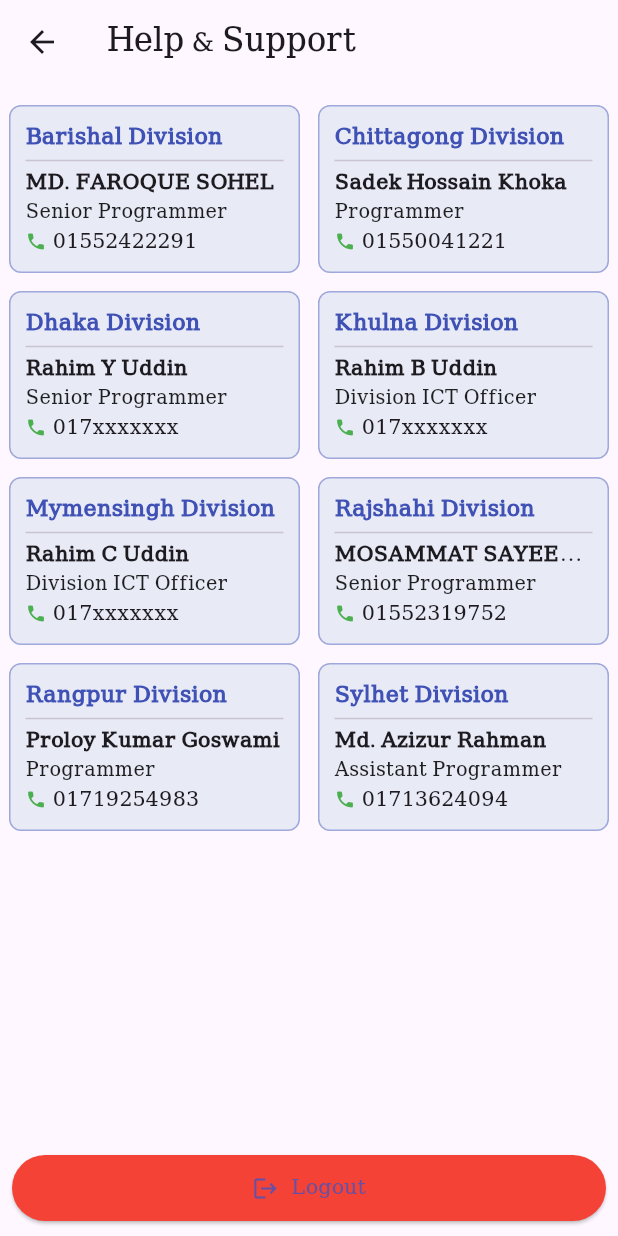
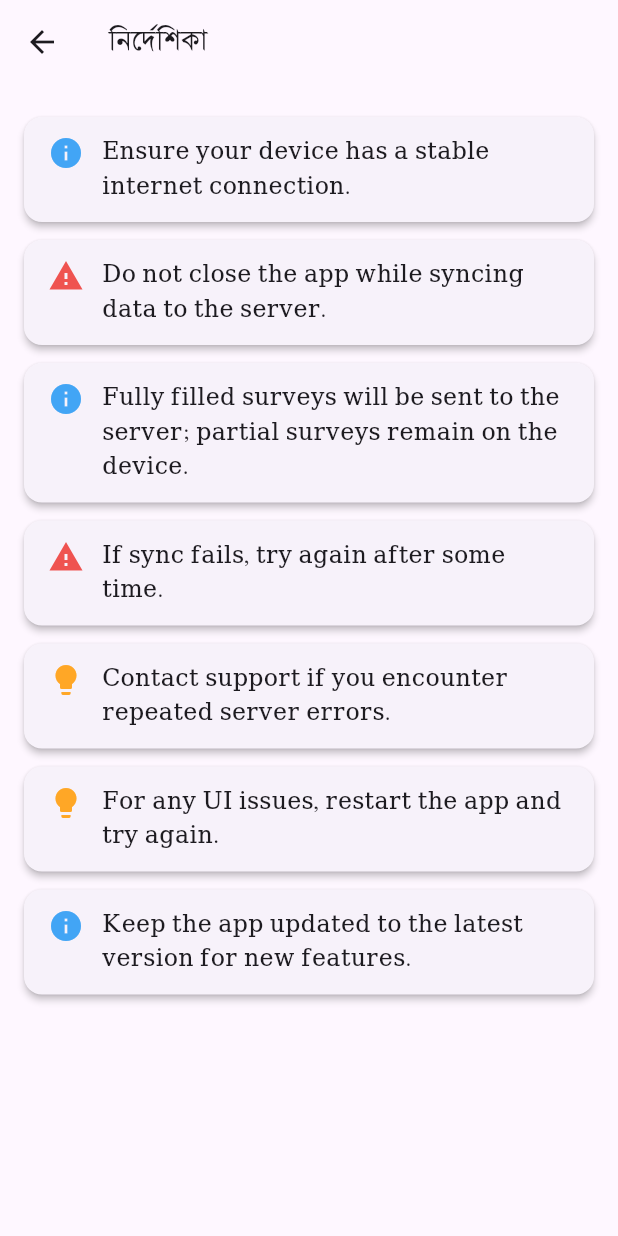
Before and after one commit to surveysbbs/tus2026, a Flutter app: the HelpPage screen opened directly, on a phone screen of 412 x 824 dp. Run offline on Flutter 3.47's test engine with Material 3 defaults, Android fonts, the phone set to English and light mode, and no system bars; our stand-ins replace geolocator, hive, hive_flutter, supabase, supabase_flutter; missing offline and left inert: workmanager; accounts and stored records are empty; statements that could not run were skipped.

Commit message:
updated files

```diff
--- a/lib/pages/dashboard_page.dart
+++ b/lib/pages/dashboard_page.dart
@@ -138,7 +138,7 @@ class _DashboardPageState extends State<DashboardPage>
                     Text(
                       title,
                       style: const TextStyle(
-                        fontSize: 12,
+                        fontSize: 22,
                         fontWeight: FontWeight.w500,
                       ),
                     ),
@@ -391,7 +391,7 @@ class _DashboardPageState extends State<DashboardPage>
                 "আংশিক সংরক্ষিত",
                 Icons.history,
                 const PartialListPage(),
-                Colors.orange.shade700,
+                Colors.brown.shade700,
               ),
               menuButton(
                 context,
--- a/lib/pages/help_page.dart
+++ b/lib/pages/help_page.dart
@@ -1,180 +1,107 @@
 import 'package:flutter/material.dart';
-import 'package:url_launcher/url_launcher.dart';
+//import 'package:url_launcher/url_launcher.dart';
 
-import 'login_page.dart';
+//import 'login_page.dart';
 
 class HelpPage extends StatelessWidget {
   const HelpPage({super.key});
 
-  final Map<String, List<Map<String, String>>> supportByDivision = const {
-    "Barishal Division": [
+   // Define instruction items with type
+  final List<Map<String, dynamic>> instructions = const [
     {
-        "name": "MD. FAROQUE SOHEL",
-        "role": "Senior Programmer",
-        "phone": "01552422291"
+      'text': "Ensure your device has a stable internet connection.",
+      'type': 'info',
     },
-    ],
-    "Chittagong Division": [
     {
-        "name": "Sadek Hossain Khoka",
-        "role": "Programmer",
-        "phone": "01550041221"
+      'text': "Do not close the app while syncing data to the server.",
+      'type': 'warning',
     },
-    ],
-    "Dhaka Division": [
-      {"name": "Rahim Y Uddin", "role": "Senior Programmer", "phone": "017xxxxxxx"},
-    ],
-    "Khulna Division": [
-      {"name": "Rahim B Uddin", "role": "Division ICT Officer", "phone": "017xxxxxxx"},
-    ],
-    "Mymensingh Division": [
-      {"name": "Rahim C Uddin", "role": "Division ICT Officer", "phone": "017xxxxxxx"},
-    ],
-    "Rajshahi Division": [
     {
-        "name": "MOSAMMAT SAYEEDA BEGUM",
-        "role": "Senior Programmer",
-        "phone": "01552319752"
+      'text': "Fully filled surveys will be sent to the server; partial surveys remain on the device.",
+      'type': 'info',
     },
-    ],
-    "Rangpur Division": [
-      {"name": "Proloy Kumar Goswami", "role": "Programmer", "phone": "01719254983"},
-    ],
-    "Sylhet Division": [
-      {"name": "Md. Azizur Rahman", "role": "Assistant Programmer", "phone": "01713624094"},
-    ],
-  };
+    {
+      'text': "If sync fails, try again after some time.",
+      'type': 'warning',
+    },
+    {
+      'text': "Contact support if you encounter repeated server errors.",
+      'type': 'tip',
+    },
+    {
+      'text': "For any UI issues, restart the app and try again.",
+      'type': 'tip',
+    },
+    {
+      'text': "Keep the app updated to the latest version for new features.",
+      'type': 'info',
+    },
+  ];
 
-  Future<void> _callNumber(String phone) async {
-    final Uri callUri = Uri(scheme: 'tel', path: phone);
-    if (await canLaunchUrl(callUri)) {
-      await launchUrl(callUri);
+  // Map type to icon and color
+  IconData _getIcon(String type) {
+    switch (type) {
+      case 'warning':
+        return Icons.warning;
+      case 'tip':
+        return Icons.lightbulb;
+      case 'info':
+      default:
+        return Icons.info;
     }
   }
 
-  Widget divisionTile(String division, Map<String, String> officer) {
-    return Expanded(
-      child: InkWell(
-        onTap: () => _callNumber(officer["phone"]!),
-        child: Container(
-          margin: const EdgeInsets.all(6),
-          padding: const EdgeInsets.all(10),
-          decoration: BoxDecoration(
-            color: Colors.indigo.shade50,
-            borderRadius: BorderRadius.circular(8),
-            border: Border.all(color: Colors.indigo.shade200),
-          ),
-          child: Column(
+   Color _getColor(String type) {
+    switch (type) {
+      case 'warning':
+        return Colors.red.shade400;
+      case 'tip':
+        return Colors.orange.shade400;
+      case 'info':
+      default:
+        return Colors.blue.shade400;
+    }
+  }
+
+  @override
+  Widget build(BuildContext context) {
+    return Scaffold(
+      appBar: AppBar(title: const Text("নির্দেশিকা")),
+      body: Padding(
+        padding: const EdgeInsets.all(16),
+        child: ListView.builder(
+          itemCount: instructions.length,
+          itemBuilder: (context, index) {
+            var item = instructions[index];
+            return Card(
+              elevation: 2,
+              margin: const EdgeInsets.symmetric(vertical: 6),
+              shape: RoundedRectangleBorder(
+                  borderRadius: BorderRadius.circular(12)),
+              child: Padding(
+                padding:
+                    const EdgeInsets.symmetric(vertical: 12, horizontal: 16),
+                child: Row(
                   crossAxisAlignment: CrossAxisAlignment.start,
                   children: [
-              Text(
-                division,
-                maxLines: 1,
-                overflow: TextOverflow.ellipsis,
-                style: const TextStyle(
-                  fontWeight: FontWeight.bold,
-                  fontSize: 15,
-                  color: Colors.indigo,
+                    Icon(
+                      _getIcon(item['type']),
+                      color: _getColor(item['type']),
                     ),
-              ),
-              const Divider(height: 10, thickness: 1),
-              Text(
-                officer["name"]!,
-                maxLines: 1,
-                overflow: TextOverflow.ellipsis,
-                style: const TextStyle(
-                  fontSize: 14,
-                  fontWeight: FontWeight.w600,
-                ),
-              ),
-              Text(
-                officer["role"]!,
-                maxLines: 1,
-                overflow: TextOverflow.ellipsis,
-                style: const TextStyle(fontSize: 13, color: Colors.black87),
-              ),
-              Row(
-                children: [
-                  const Icon(Icons.phone, size: 14, color: Colors.green),
-                  const SizedBox(width: 4),
-                  Text(
-                    officer["phone"]!,
-                    style: const TextStyle(
-                      fontSize: 14,
-                      fontWeight: FontWeight.w500,
+                    const SizedBox(width: 12),
+                    Expanded(
+                      child: Text(
+                        item['text'],
+                        style: const TextStyle(fontSize: 16),
                       ),
                     ),
                   ],
                 ),
-            ],
               ),
+            );
+          },
         ),
       ),
     );
   }
-
-  @override
-  Widget build(BuildContext context) {
-    final divisions = supportByDivision.keys.toList();
-
-    return Scaffold(
-      appBar: AppBar(title: const Text("Help & Support")),
-      body: Column(
-        children: [
-          const SizedBox(height: 8),
-          Expanded(
-            child: Column(
-              children: [
-                Row(
-                  children: [
-                    divisionTile(divisions[0], supportByDivision[divisions[0]]![0]),
-                    divisionTile(divisions[1], supportByDivision[divisions[1]]![0]),
-                  ],
-                ),
-                Row(
-                  children: [
-                    divisionTile(divisions[2], supportByDivision[divisions[2]]![0]),
-                    divisionTile(divisions[3], supportByDivision[divisions[3]]![0]),
-                  ],
-                ),
-                Row(
-                  children: [
-                    divisionTile(divisions[4], supportByDivision[divisions[4]]![0]),
-                    divisionTile(divisions[5], supportByDivision[divisions[5]]![0]),
-                  ],
-                ),
-                Row(
-                  children: [
-                    divisionTile(divisions[6], supportByDivision[divisions[6]]![0]),
-                    divisionTile(divisions[7], supportByDivision[divisions[7]]![0]),
-                  ],
-                ),
-              ],
-            ),
-          ),
-          Padding(
-            padding: const EdgeInsets.all(8),
-            child: SizedBox(
-              width: double.infinity,
-              child: ElevatedButton.icon(
-                onPressed: () {
-                  Navigator.pushAndRemoveUntil(
-                    context,
-                    MaterialPageRoute(builder: (_) => const LoginPage()),
-                    (route) => false,
-                  );
-                },
-                icon: const Icon(Icons.logout),
-                label: const Text("Logout"),
-                style: ElevatedButton.styleFrom(
-                  backgroundColor: Colors.red,
-                  padding: const EdgeInsets.symmetric(vertical: 12),
-                ),
-              ),
-            ),
-          ),
-        ],
-      ),
-    );
 }
-}
--- a/lib/pages/login_page.dart
+++ b/lib/pages/login_page.dart
@@ -4,6 +4,9 @@ import 'package:crypto/crypto.dart';
 import 'package:flutter/material.dart';
 import 'package:hive/hive.dart';
 import 'package:supabase_flutter/supabase_flutter.dart';
+
+import '../services/supabase_service.dart';
+import '../config/supabase_config.dart';
 
 import 'dashboard_page.dart';
 
@@ -51,6 +54,68 @@ class _LoginPageState extends State<LoginPage> {
   String hashPassword(String password) {
     return sha256.convert(utf8.encode(password)).toString();
   }
+
+  Future<void> downloadUserData() async {
+  final metaBox = Hive.box('metaBox');
+  final surveyBox = Hive.box('surveyBox');
+
+  final username = metaBox.get('username');
+
+  if (username == null) return;
+
+  final supabaseService = SupabaseService(
+    url: supabaseUrl,
+    anonKey: supabaseKey,
+  );
+
+  final serverData = await supabaseService.getUserData(username);
+
+  for (final item in serverData) {
+    final data = Map<String, dynamic>.from(item);
+
+    final localData = {
+      'house_id': data['house_id'],
+      'serial': data['serial'],
+      'psu': data['psu'],
+      'division': data['division'],
+      'district': data['district'],
+      'ctn': data['ctn'],
+      'upazila': data['upazila'],
+      'psn': data['psn'],
+      'union_name': data['union_name'],
+      'mouza': data['mouza'],
+      'village': data['village'],
+      'ea_code': data['ea_code'],
+      'head': data['head'],
+      'mother': data['mother'],
+      'father': data['father'],
+      'address': data['address'],
+      'mobile': data['mobile'],
+      'profession': data['profession'],
+      'totalMember': data['total_member'],
+      'female': data['female'],
+      'male': data['male'],
+      'comment': data['comment'],
+      'isPartial': data['is_partial'] ?? false,
+      'latitude': data['latitude'],
+      'longitude': data['longitude'],
+      'data_status': data['data_status'],
+      'fromServer': true,
+      'username': data['username'],
+    };
+
+    // 🔥 duplicate avoid (IMPORTANT)
+    final existingIndex = surveyBox.values.toList().indexWhere(
+      (e) => e['house_id'] == localData['house_id'],
+    );
+
+    if (existingIndex != -1) {
+      await surveyBox.putAt(existingIndex, localData);
+    } else {
+      await surveyBox.add(localData);
+    }
+  }
+}
 
   Future<void> login() async {
     if (userController.text.trim().isEmpty ||
@@ -114,6 +179,8 @@ class _LoginPageState extends State<LoginPage> {
       await metaBox.put('mobile', userData['mobile']);
       await metaBox.put('psu', userData['psu']);
       await metaBox.put('is_logged_in', true);
+
+      await downloadUserData();
 
       if (!mounted) return;
 
--- a/lib/pages/partial_list_page.dart
+++ b/lib/pages/partial_list_page.dart
@@ -82,7 +82,7 @@ class PartialListPage extends StatelessWidget {
                     children: [
                       // ===== EDIT BUTTON =====
                       IconButton(
-                        icon: const Icon(Icons.edit, color: Colors.orange),
+                        icon: const Icon(Icons.edit, color: Colors.brown),
                         tooltip: "Edit",
                         onPressed: () {
                           Navigator.push(
--- a/lib/pages/support_page.dart
+++ b/lib/pages/support_page.dart
@@ -1,6 +1,6 @@
 import 'package:flutter/material.dart';
 import 'package:url_launcher/url_launcher.dart';
-import 'login_page.dart';
+//import 'login_page.dart';
 
 class SupportPage extends StatelessWidget {
   const SupportPage({super.key});
@@ -78,9 +78,7 @@ class SupportPage extends StatelessWidget {
       onTap: () => _callNumber(officer["phone"]!),
       child: Card(
         elevation: 4,
-        shape: RoundedRectangleBorder(
-          borderRadius: BorderRadius.circular(12),
-        ),
+        shape: RoundedRectangleBorder(borderRadius: BorderRadius.circular(12)),
         child: Padding(
           padding: const EdgeInsets.all(10),
           child: Column(
@@ -95,8 +93,10 @@ class SupportPage extends StatelessWidget {
               ),
               const Divider(),
 
-              Text(officer["name"]!,
-                  style: const TextStyle(fontWeight: FontWeight.w600)),
+              Text(
+                officer["name"]!,
+                style: const TextStyle(fontWeight: FontWeight.w600),
+              ),
 
               Text(officer["role"]!),
 
@@ -136,7 +136,7 @@ class SupportPage extends StatelessWidget {
                 crossAxisCount: 2, // 2 column
                 crossAxisSpacing: 8,
                 mainAxisSpacing: 8,
-                childAspectRatio: 1.4,
+                childAspectRatio: 5.0,
               ),
               itemBuilder: (context, index) {
                 final division = divisions[index];
@@ -146,29 +146,6 @@ class SupportPage extends StatelessWidget {
               },
             ),
           ),
-
-          // ===== LOGOUT BUTTON =====
-          Padding(
-            padding: const EdgeInsets.all(8),
-            child: SizedBox(
-              width: double.infinity,
-              child: ElevatedButton.icon(
-                onPressed: () {
-                  Navigator.pushAndRemoveUntil(
-                    context,
-                    MaterialPageRoute(builder: (_) => const LoginPage()),
-                    (route) => false,
-                  );
-                },
-                icon: const Icon(Icons.logout),
-                label: const Text("Logout"),
-                style: ElevatedButton.styleFrom(
-                  backgroundColor: Colors.red,
-                  padding: const EdgeInsets.symmetric(vertical: 12),
-                ),
-              ),
-            ),
-          ),
         ],
       ),
     );
--- a/lib/services/supabase_service.dart
+++ b/lib/services/supabase_service.dart
@@ -24,4 +24,14 @@ class SupabaseService {
 
     await supabase.from('surveys').upsert(allData, onConflict: 'house_id');
   }
+
+  //login er por data load
+  Future<List<dynamic>> getUserData(String username) async {
+  final data = await supabase
+      .from('surveys')
+      .select()
+      .eq('username', username);
+
+  return data;
 }
+}
```
Also changed, not shown: 1 other file. Lines whose indentation alone changed are shown as unchanged.
